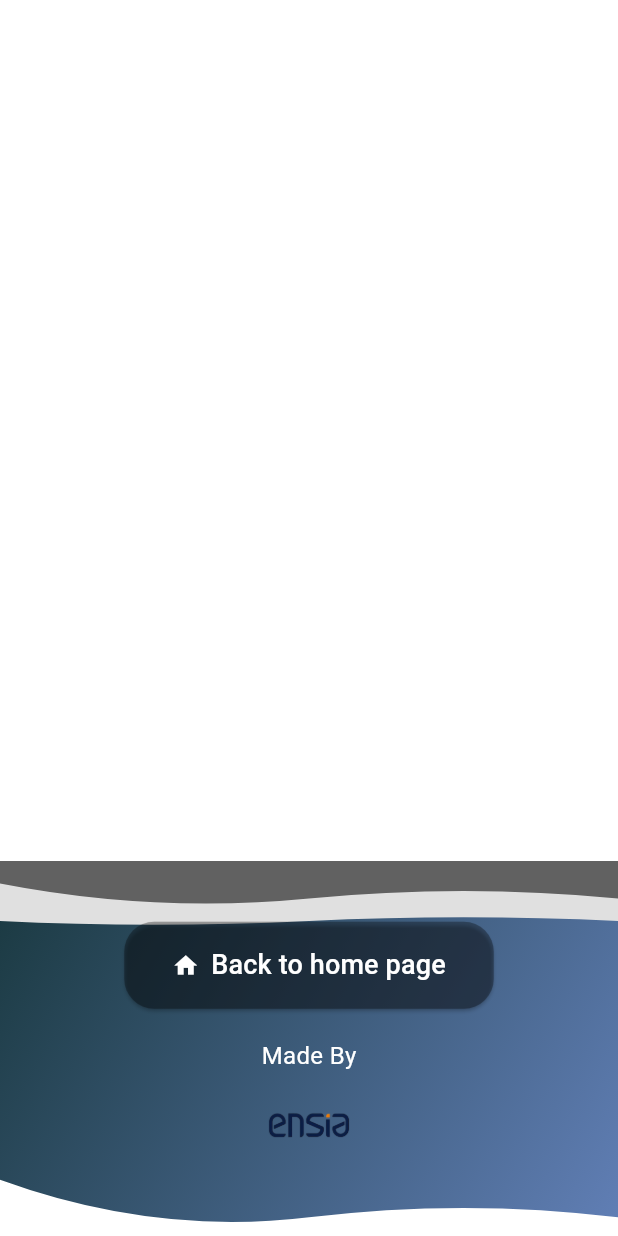
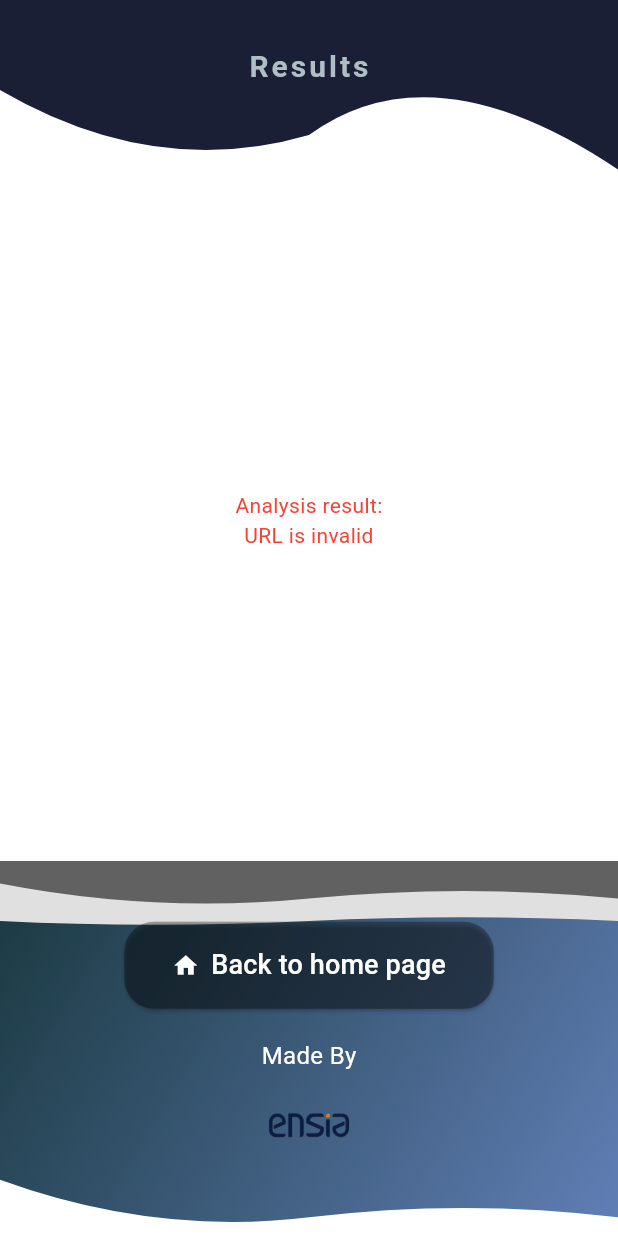
Before and after one commit to Meriemdemil/QR_scanner, a Flutter app: the screen it shows after launch, on a phone screen of 412 x 824 dp. Run offline on Flutter 3.47's test engine with Material 3 defaults, Android fonts, the phone set to English and light mode, and no system bars; our stand-ins replace bloc, equatable, flutter_bloc, sqflite; accounts and stored records are empty.

```diff
--- /dev/null
+++ b/qrcode/lib/cubit/qr_cubit.dart
@@ -0,0 +1,23 @@
+import 'package:qrcode/cubit/qr_state.dart';
+import 'package:bloc/bloc.dart';
+import 'package:qrcode/database/db_helper.dart';
+
+class QrCubit extends Cubit<QrState> {
+  QrCubit() : super(QrInitial());
+
+  void analyzeUrl(String url) async {
+    emit(QrAnalyzing());
+
+    await Future.delayed(const Duration(seconds: 2));
+
+    final result = url.contains("valid") ? "Valid" : "Invalid";
+
+    await DatabaseHelper().insertResult(url, result);
+
+    if (result == "Valid") {
+      emit(QrValid());
+    } else {
+      emit(QrInvalid());
+    }
+  }
+}
--- /dev/null
+++ b/qrcode/lib/cubit/qr_state.dart
@@ -0,0 +1,16 @@
+import 'package:equatable/equatable.dart';
+
+abstract class QrState extends Equatable {
+  const QrState();
+
+  @override
+  List<Object> get props => [];
+}
+
+class QrInitial extends QrState {}
+
+class QrAnalyzing extends QrState {}
+
+class QrValid extends QrState {}
+
+class QrInvalid extends QrState {}
--- /dev/null
+++ b/qrcode/lib/database/db_helper.dart
@@ -0,0 +1,54 @@
+import 'package:sqflite/sqflite.dart';
+import 'package:path/path.dart';
+
+class DatabaseHelper {
+  static final DatabaseHelper _instance = DatabaseHelper._internal();
+  factory DatabaseHelper() => _instance;
+
+  static Database? _database;
+
+  DatabaseHelper._internal();
+
+  Future<Database> get database async {
+    if (_database != null) return _database!;
+    _database = await _initDatabase();
+    return _database!;
+  }
+
+  Future<Database> _initDatabase() async {
+    final dbPath = await getDatabasesPath();
+    final path = join(dbPath, 'analyzing_results.db');
+
+    return await openDatabase(
+      path,
+      version: 1,
+      onCreate: (db, version) async {
+        await db.execute('''
+          CREATE TABLE results (
+            id INTEGER PRIMARY KEY AUTOINCREMENT,
+            url TEXT NOT NULL,
+            result TEXT NOT NULL,
+            timestamp TEXT NOT NULL
+          )
+        ''');
+      },
+    );
+  }
+
+  Future<int> insertResult(String url, String result) async {
+    final db = await database;
+    return await db.insert(
+      'results',
+      {
+        'url': url,
+        'result': result,
+        'timestamp': DateTime.now().toIso8601String(),
+      },
+    );
+  }
+
+  Future<List<Map<String, dynamic>>> getResults() async {
+    final db = await database;
+    return await db.query('results', orderBy: 'timestamp DESC');
+  }
+}
--- a/qrcode/lib/main.dart
+++ b/qrcode/lib/main.dart
@@ -1,7 +1,7 @@
 import 'package:flutter/material.dart';
 import 'package:flutter/rendering.dart';
-import '../widgets/header.dart';
-import '../widgets/footer.dart';
+import 'package:qrcode/screens/qr_screen.dart';
+
 void main() {
   debugPaintBaselinesEnabled = false;
   runApp(const MyApp());
@@ -19,7 +19,7 @@ class MyApp extends StatelessWidget {
         primarySwatch: Colors.blue,
       ),
       home: Scaffold(
-        body: FooterWidget()
+        body: QrScreen(scannedUrl: 'https://www.google.fr/',)
       ),
 
     );
--- /dev/null
+++ b/qrcode/lib/screens/non_validurl.dart
@@ -0,0 +1,32 @@
+import 'package:flutter/material.dart';
+import 'package:qrcode/widgets/header.dart';
+import 'package:qrcode/widgets/footer.dart';
+
+class ResultInvalidPage extends StatelessWidget {
+  const ResultInvalidPage({super.key});
+
+  @override
+  Widget build(BuildContext context) {
+    return Scaffold(
+      body: Column(
+        children: [
+          const AnalyzingHeader(title: "Results"),
+          Expanded(
+            child: Column(
+              mainAxisAlignment: MainAxisAlignment.center,
+              children: [
+                const Text(
+                  "Analysis result:\nURL is invalid",
+                  style: TextStyle(color: Colors.red),
+                  textAlign: TextAlign.center,
+                ),
+
+              ],
+            ),
+          ),
+          const FooterWidget(),
+        ],
+      ),
+    );
+  }
+}
--- /dev/null
+++ b/qrcode/lib/screens/qr_screen.dart
@@ -0,0 +1,29 @@
+import 'package:flutter/material.dart';
+import 'package:flutter_bloc/flutter_bloc.dart';
+import 'package:qrcode/cubit/qr_cubit.dart';
+import 'package:qrcode/widgets/header.dart';
+import '../cubit/qr_state.dart';
+import 'validurl.dart';
+import 'non_validurl.dart';
+import 'inprogress.dart';
+
+class QrScreen extends StatelessWidget {
+  final String scannedUrl;
+
+  const QrScreen({super.key, required this.scannedUrl});
+
+  @override
+  Widget build(BuildContext context) {
+    return BlocProvider(
+      create: (_) => QrCubit()..analyzeUrl(scannedUrl),
+      child: BlocBuilder<QrCubit, QrState>(
+        builder: (context, state) {
+          if (state is QrAnalyzing) return const AnalyzingPage();
+          if (state is QrValid) return const ResultValidPage();
+          if (state is QrInvalid) return const ResultInvalidPage();
+          return const SizedBox();
+        },
+      ),
+    );
+  }
+}
--- a/qrcode/lib/widgets/footer.dart
+++ b/qrcode/lib/widgets/footer.dart
@@ -26,7 +26,6 @@ class FooterWidget extends StatelessWidget {
                 ),
               ),
             ),
-
             ClipPath(
               clipper: WaveClipper1(),
               child: Container(
@@ -41,8 +40,6 @@ class FooterWidget extends StatelessWidget {
                 ),
               ),
             ),
-
-            // Footer content
             Center(
               child: Column(
                 mainAxisAlignment: MainAxisAlignment.center,
--- a/qrcode/pubspec.yaml
+++ b/qrcode/pubspec.yaml
@@ -7,14 +7,18 @@ environment:
   sdk: ^3.6.2
 
 dependencies:
+  equatable: ^2.0.7
   flutter:
     sdk: flutter
+  flutter_bloc: ^9.1.0
   flutter_image_compress: ^2.4.0
   image: ^4.5.4
   mobile_scanner: ^6.0.7
   openpgp: ^3.10.1
+  path: ^1.9.0
   qr_code_scanner: ^1.0.1
   qr_flutter: ^4.1.0
+  sqflite: ^2.4.1
   url_launcher: ^6.3.1
 
 
@@ -30,3 +34,4 @@ flutter:
     - family: Raleway
   assets:
     - assets/logo.png
+    - assets/inprogress.png
```
Also changed, not shown: qrcode/lib/screens/inprogress.dart (added, +42 -0 lines), qrcode/lib/screens/validurl.dart (added, +33 -0 lines), qrcode/assets/inprogress.png (added), qrcode/pubspec.lock, 1 other file.
